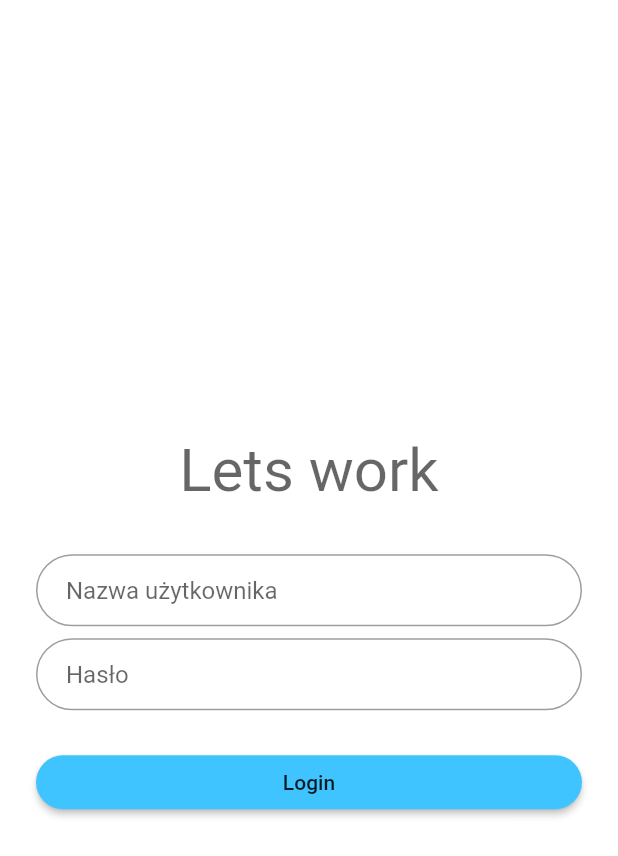
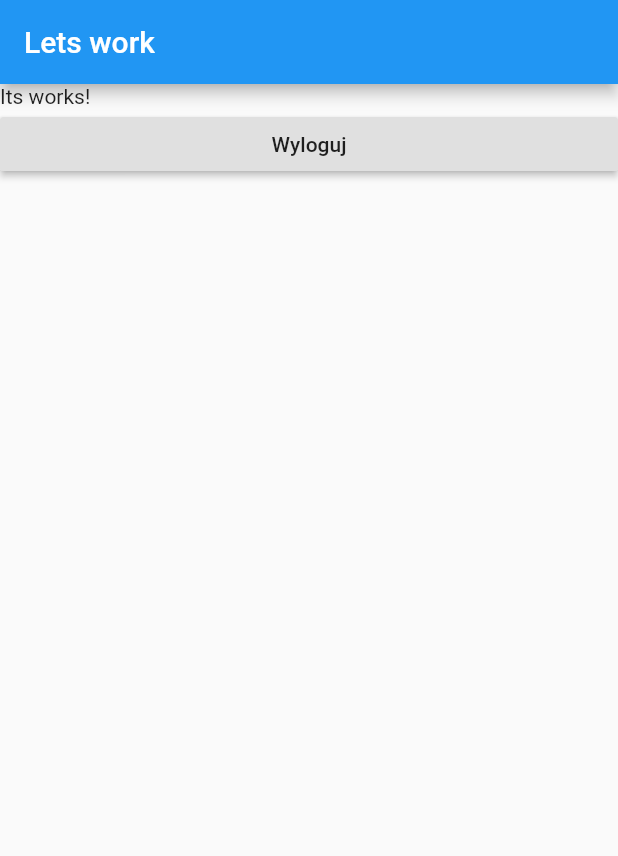
Before and after one commit to trociu515/s, a Flutter app: the screen it shows after launch, on a phone screen of 412 x 824 dp. Shown: the top 856 px of the screen. Run offline on Flutter 3.47's test engine with Material 2 defaults, Android fonts, the phone set to English and light mode, and no system bars; our stand-ins replace flutter_secure_storage, fluttertoast.

Commit message:
Add employee page after successful login

```diff
--- /dev/null
+++ b/lib/employee_page.dart
@@ -0,0 +1,41 @@
+import 'package:flutter/material.dart';
+import 'package:lets_work/login_page.dart';
+import 'package:lets_work/main.dart';
+import 'package:lets_work/toastr_service.dart';
+
+class EmployeePage extends StatefulWidget {
+  @override
+  _EmployeePageState createState() => _EmployeePageState();
+}
+
+class _EmployeePageState extends State<EmployeePage> {
+  @override
+  Widget build(BuildContext context) {
+    return MaterialApp(
+      title: 'Flutter Demo',
+      theme: ThemeData(
+        primarySwatch: Colors.blue,
+      ),
+      home: Scaffold(
+        appBar: AppBar(title: Text('Lets work')),
+        body: Center(
+          //child: Text('Its works!')
+          child: ListView(
+            children: <Widget>[
+              Text('Its works!'),
+              RaisedButton(
+                child: Text('Wyloguj'),
+                onPressed: () async {
+                  storage.delete(key: 'authorization');
+                  Navigator.push(context,
+                      MaterialPageRoute(builder: (context) => LoginPage()));
+                  ToastService.showToast('Wylogowano pomyślnie', Colors.green);
+                },
+              ),
+            ],
+          ),
+        ),
+      ),
+    );
+  }
+}
--- a/lib/login_page.dart
+++ b/lib/login_page.dart
@@ -2,6 +2,7 @@ import 'dart:convert';
 
 import 'package:flutter/material.dart';
 import 'package:http/http.dart' as http;
+import 'package:lets_work/employee_page.dart';
 import 'package:lets_work/main.dart';
 import 'package:lets_work/toastr_service.dart';
 import 'package:lets_work/validator_service.dart';
@@ -85,6 +86,8 @@ class _LoginPageState extends State<LoginPage> {
                 key: 'authorization',
                 value: 'Basic ' +
                     base64Encode(utf8.encode('$username:$password')));
+            Navigator.push(context,
+                MaterialPageRoute(builder: (context) => EmployeePage()));
             ToastService.showToast('Zalogowano pomyślnie!', Colors.green);
           } else {
             ToastService.showToast('Błędny login lub hasło', Colors.red);
--- a/lib/main.dart
+++ b/lib/main.dart
@@ -1,5 +1,6 @@
 import 'package:flutter/material.dart';
 import 'package:flutter_secure_storage/flutter_secure_storage.dart';
+import 'package:lets_work/employee_page.dart';
 import 'package:lets_work/login_page.dart';
 
 const SERVER_IP = 'http://10.0.2.2:8080/api';
@@ -8,6 +9,11 @@ final storage = new FlutterSecureStorage();
 void main() => runApp(MyApp());
 
 class MyApp extends StatelessWidget {
+  Future<String> get authOrEmpty async {
+    var auth = await storage.read(key: 'authorization');
+    return auth != null ? auth : '';
+  }
+
   @override
   Widget build(BuildContext context) {
     return MaterialApp(
@@ -15,7 +21,13 @@ class MyApp extends StatelessWidget {
       theme: ThemeData(
         primarySwatch: Colors.blue,
       ),
-      home: LoginPage(),
+      home: FutureBuilder(
+        future: authOrEmpty,
+        builder: (context, snapshot) {
+          var data = snapshot.data;
+          return data != null ? EmployeePage() : LoginPage();
+        },
+      ),
     );
   }
 }
```
